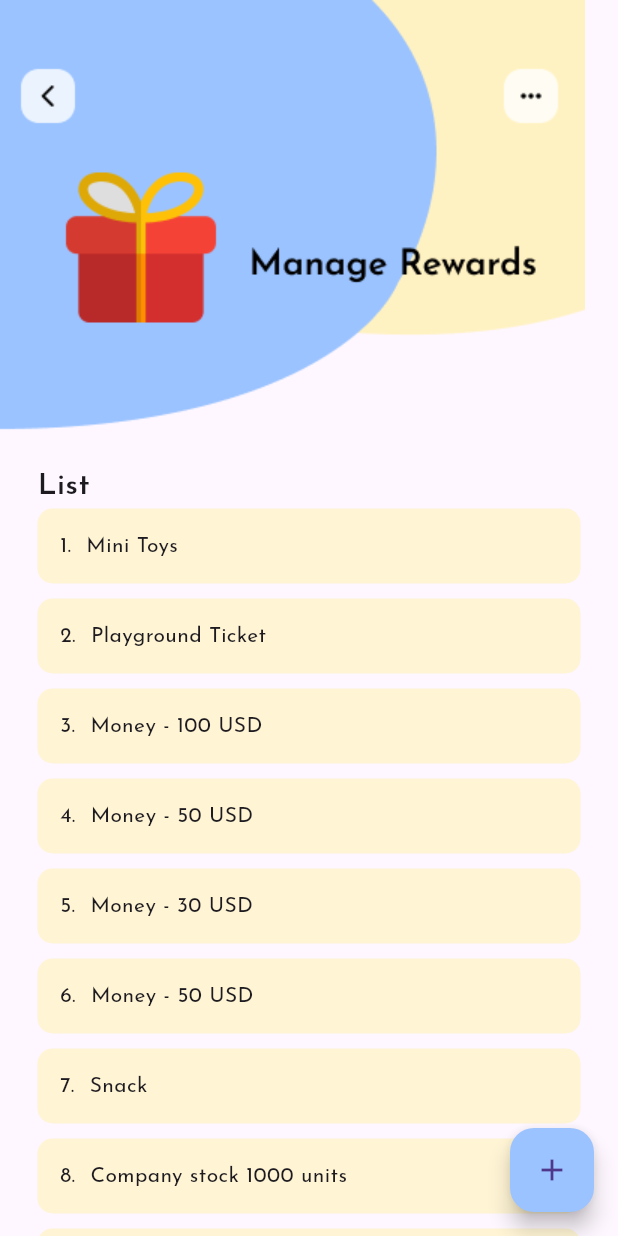
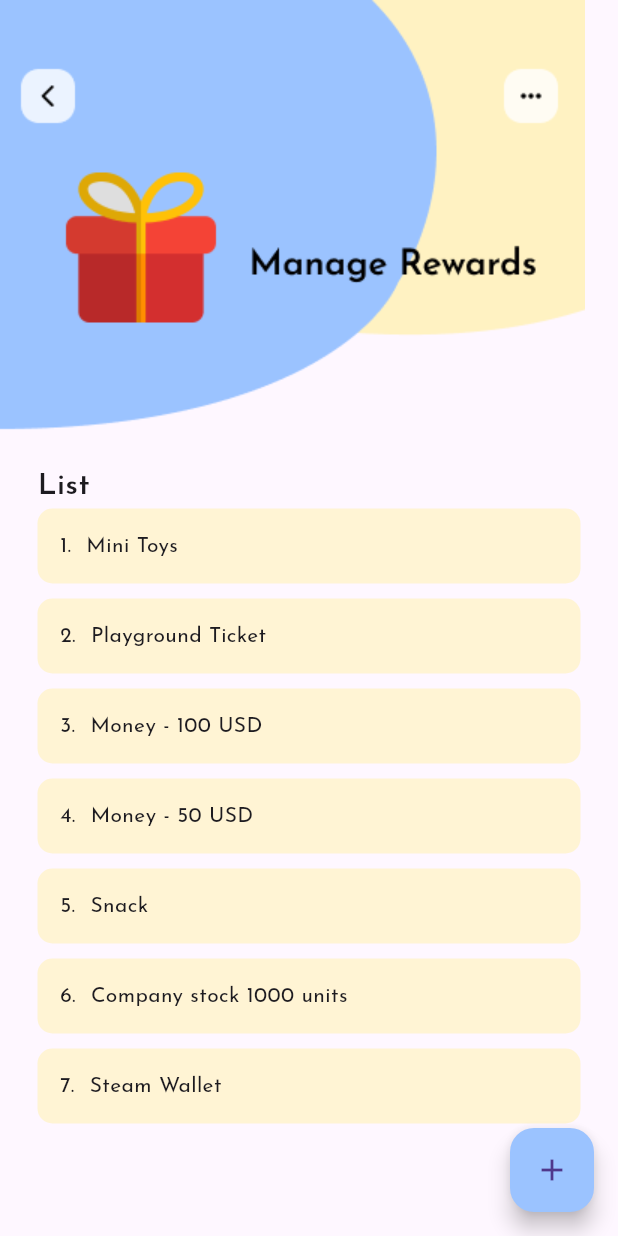
Before and after one commit to ahmadfatihin/kids_chore_app, a Flutter app: the RewardScreen screen opened by its route, on a phone screen of 412 x 824 dp. Run offline on Flutter 3.47's test engine with Material 3 defaults, Android fonts, the phone set to English and light mode, and no system bars; our stand-ins replace get_it, go_router, google_fonts, hive, hive_flutter, injectable and 1 more; accounts and stored records are empty.

Commit message:
Update reward.dart

```diff
--- a/lib/feature/reward/reward.dart
+++ b/lib/feature/reward/reward.dart
@@ -9,8 +9,6 @@
       'Mini Toys',
       'Playground Ticket',
       'Money - 100 USD',
-      'Money - 50 USD',
-      'Money - 30 USD',
       'Money - 50 USD',
       'Snack',
       'Company stock 1000 units',
```
